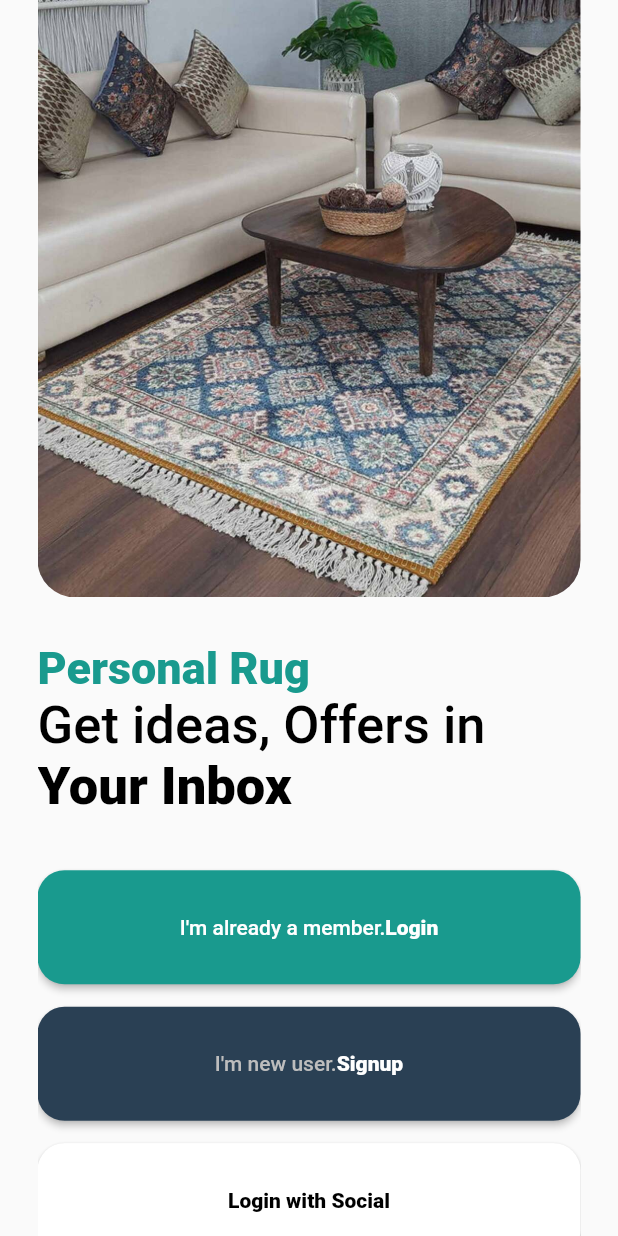
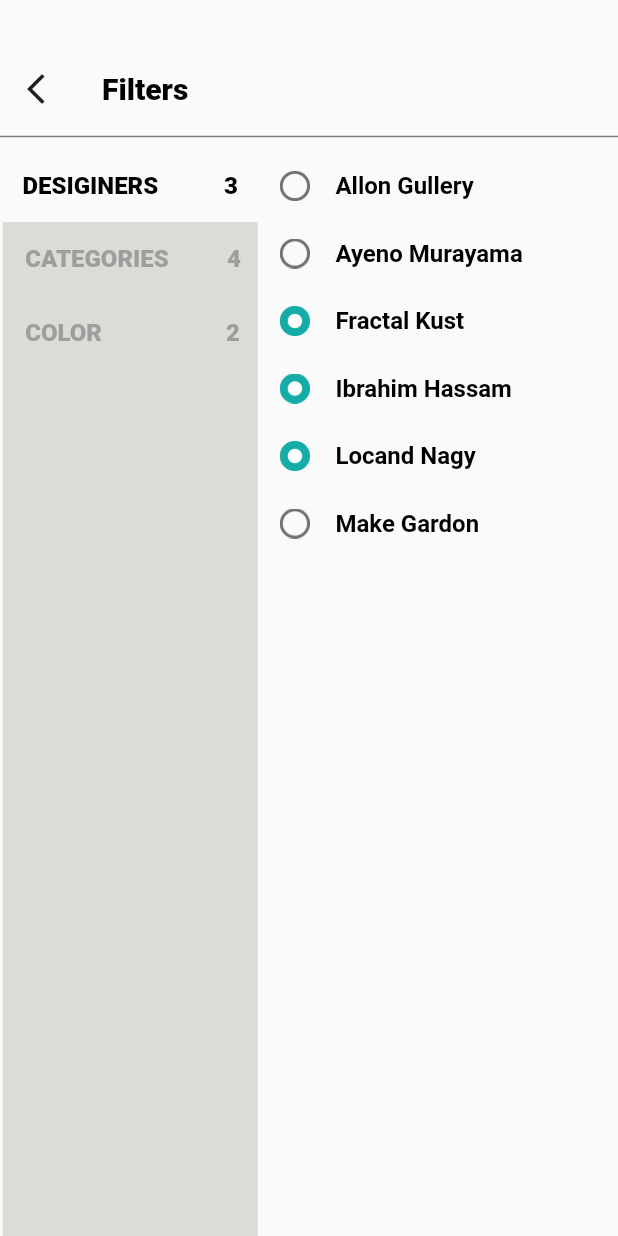
Before and after one commit to rahul-pal-aeologic/rug_demo, a Flutter app: the screen it shows after launch, on a phone screen of 412 x 824 dp. Run offline on Flutter 3.47's test engine with Material 2 defaults, Android fonts, the phone set to English and light mode, and no system bars; our stand-ins replace bloc, cached_network_image, flutter_bloc, go_router, logger, shared_preferences.

Commit message:
filter added

```diff
--- a/lib/config/router/app_router.dart
+++ b/lib/config/router/app_router.dart
@@ -1,6 +1,7 @@
 import 'package:go_router/go_router.dart';
 import 'package:rug_demo/main.dart';
 import 'package:rug_demo/presentation/dashboard/view/dashboard_screen.dart';
+import 'package:rug_demo/presentation/filter/view/filter_page.dart';
 import 'package:rug_demo/presentation/homepage/view/homepage.dart';
 import 'package:rug_demo/presentation/login/view/login_page.dart';
 import 'package:rug_demo/presentation/onboarding/view/onboarding_page.dart';
@@ -14,7 +15,7 @@ final GoRouter router = GoRouter(
     GoRoute(
       name: OnboardingScreen.routeName,
       path: OnboardingScreen.routeName,
-      builder: (context, state) => const OnboardingScreen(),
+      builder: (context, state) => const FilterScreen(),
     ),
     GoRoute(
       name: SplashScreen.routeName,
@@ -41,5 +42,10 @@ final GoRouter router = GoRouter(
       path: DashboardScreen.routeName,
       builder: (context, state) => const DashboardScreen(),
     ),
+    GoRoute(
+      name: FilterScreen.routeName,
+      path: FilterScreen.routeName,
+      builder: (context, state) => const FilterScreen(),
+    ),
   ],
 );
--- /dev/null
+++ b/lib/presentation/filter/view/filter_page.dart
@@ -0,0 +1,201 @@
+import 'package:flutter/material.dart';
+import 'package:rug_demo/global/resource/app_colors.dart';
+
+class FilterScreen extends StatefulWidget {
+  static const String routeName = '/filter';
+  const FilterScreen({super.key});
+
+  @override
+  State<FilterScreen> createState() => _FilterScreenState();
+}
+
+class _FilterScreenState extends State<FilterScreen> {
+  @override
+  Widget build(BuildContext context) {
+    return Scaffold(
+      body: Column(
+        children: [
+          Padding(
+            padding: const EdgeInsets.only(top: 35),
+            child: Row(
+              children: [
+                IconButton(
+                  onPressed: () {},
+                  icon: const Icon(
+                    Icons.arrow_back_ios_new,
+                  ),
+                ),
+                const SizedBox(
+                  width: 20,
+                ),
+                const Text(
+                  "Filters",
+                  textAlign: TextAlign.center,
+                  style: TextStyle(
+                      color: AppColors.blackColor,
+                      fontSize: 20,
+                      fontWeight: FontWeight.w800),
+                ),
+              ],
+            ),
+          ),
+          Divider(
+            thickness: 1,
+            color: Colors.black.withOpacity(.5),
+          ),
+          Row(
+            crossAxisAlignment: CrossAxisAlignment.start,
+            mainAxisAlignment: MainAxisAlignment.start,
+            children: [
+              Column(
+                children: [
+                  const Padding(
+                    padding: EdgeInsets.all(15.0),
+                    child: Row(
+                      children: [
+                        Text(
+                          "DESIGINERS",
+                          textAlign: TextAlign.start,
+                          style: TextStyle(
+                              color: AppColors.blackColor,
+                              fontSize: 16,
+                              fontWeight: FontWeight.w800),
+                        ),
+                        Text(
+                          "           3",
+                          textAlign: TextAlign.start,
+                          style: TextStyle(
+                              color: AppColors.blackColor,
+                              fontSize: 16,
+                              fontWeight: FontWeight.w800),
+                        ),
+                      ],
+                    ),
+                  ),
+                  Row(
+                    children: [
+                      Container(
+                        decoration: BoxDecoration(
+                            color: AppColors.greyShade1.withOpacity(.3)),
+                        width: 170,
+                        height: 742,
+                        child: const Column(
+                          children: [
+                            Row(
+                              children: [
+                                Padding(
+                                  padding: EdgeInsets.all(15.0),
+                                  child: Text(
+                                    "CATEGORIES",
+                                    textAlign: TextAlign.start,
+                                    style: TextStyle(
+                                        color: AppColors.greyColor,
+                                        fontSize: 16,
+                                        fontWeight: FontWeight.w800),
+                                  ),
+                                ),
+                                Text(
+                                  "      4",
+                                  textAlign: TextAlign.start,
+                                  style: TextStyle(
+                                      color: AppColors.greyColor,
+                                      fontSize: 16,
+                                      fontWeight: FontWeight.w800),
+                                ),
+                              ],
+                            ),
+                            Row(
+                              children: [
+                                Padding(
+                                  padding: EdgeInsets.all(15.0),
+                                  child: Text(
+                                    "COLOR",
+                                    textAlign: TextAlign.start,
+                                    style: TextStyle(
+                                        color: AppColors.greyColor,
+                                        fontSize: 16,
+                                        fontWeight: FontWeight.w800),
+                                  ),
+                                ),
+                                Text(
+                                  "                 2",
+                                  textAlign: TextAlign.start,
+                                  style: TextStyle(
+                                      color: AppColors.greyColor,
+                                      fontSize: 16,
+                                      fontWeight: FontWeight.w800),
+                                ),
+                              ],
+                            ),
+                          ],
+                        ),
+                      ),
+                    ],
+                  ),
+                ],
+              ),
+              Column(
+                crossAxisAlignment: CrossAxisAlignment.start,
+                children: [
+                  _listItem(
+                    "assets/greycircle.png",
+                    "Allon Gullery",
+                  ),
+                  _listItem(
+                    "assets/greycircle.png",
+                    "Ayeno Murayama",
+                  ),
+                  _listItem(
+                    "assets/bluecircle.png",
+                    "Fractal Kust",
+                  ),
+                  _listItem(
+                    "assets/bluecircle.png",
+                    "Ibrahim Hassam",
+                  ),
+                  _listItem(
+                    "assets/bluecircle.png",
+                    "Locand Nagy",
+                  ),
+                  _listItem(
+                    "assets/greycircle.png",
+                    "Make Gardon",
+                  ),
+                ],
+              )
+            ],
+          )
+        ],
+      ),
+    );
+  }
+
+  Widget _listItem(String asset, String title) {
+    return Padding(
+      padding: const EdgeInsets.only(top: 15, left: 8, bottom: 10),
+      child: Row(
+        children: [
+          SizedBox(
+            width: 30,
+            child: Image.asset(
+              asset,
+              width: 20,
+              height: 20,
+            ),
+          ),
+          const SizedBox(
+            width: 12,
+          ),
+          Text(
+            title,
+            textAlign: TextAlign.start,
+            style: const TextStyle(
+                color: AppColors.blackColor,
+                fontSize: 16,
+                fontWeight: FontWeight.w600),
+          ),
+        ],
+      ),
+    );
+  }
+}
--- a/lib/presentation/homepage/view/homepage.dart
+++ b/lib/presentation/homepage/view/homepage.dart
@@ -2,7 +2,6 @@ import 'package:flutter/material.dart';
 import 'package:rug_demo/global/resource/app_dimensions.dart';
 import 'package:rug_demo/presentation/common_widgets/custom_scaffold_layout.dart';
 import 'package:rug_demo/presentation/common_widgets/custom_textfield.dart';
-import 'package:rug_demo/presentation/common_widgets/primary_button.dart';
 import 'package:rug_demo/presentation/homepage/view/widgets/rug_briefview.dart';
 
 class Homepage extends StatefulWidget {
--- a/lib/presentation/login/view/login_page.dart
+++ b/lib/presentation/login/view/login_page.dart
@@ -1,7 +1,6 @@
 import 'package:flutter/material.dart';
 import 'package:go_router/go_router.dart';
 import 'package:rug_demo/global/resource/app_colors.dart';
-import 'package:rug_demo/presentation/common_widgets/custom_textfield.dart';
 import 'package:rug_demo/presentation/common_widgets/primary_button.dart';
 import 'package:rug_demo/presentation/dashboard/view/dashboard_screen.dart';
 import 'package:rug_demo/presentation/signup/view/signup_page.dart';
@@ -112,7 +111,8 @@ class _LoginScreenState extends State<LoginScreen> {
                               fontWeight: FontWeight.w500),
                         ),
                         Icon(
-                          Icons.hide_image,
+                          Icons.visibility_off,
+                          size: 30,
                           color: AppColors.greyColor,
                         )
                       ],
```
Also changed, not shown: assets/backarrow.png (added), assets/bluecircle.png (added), assets/greycircle.png (added).
